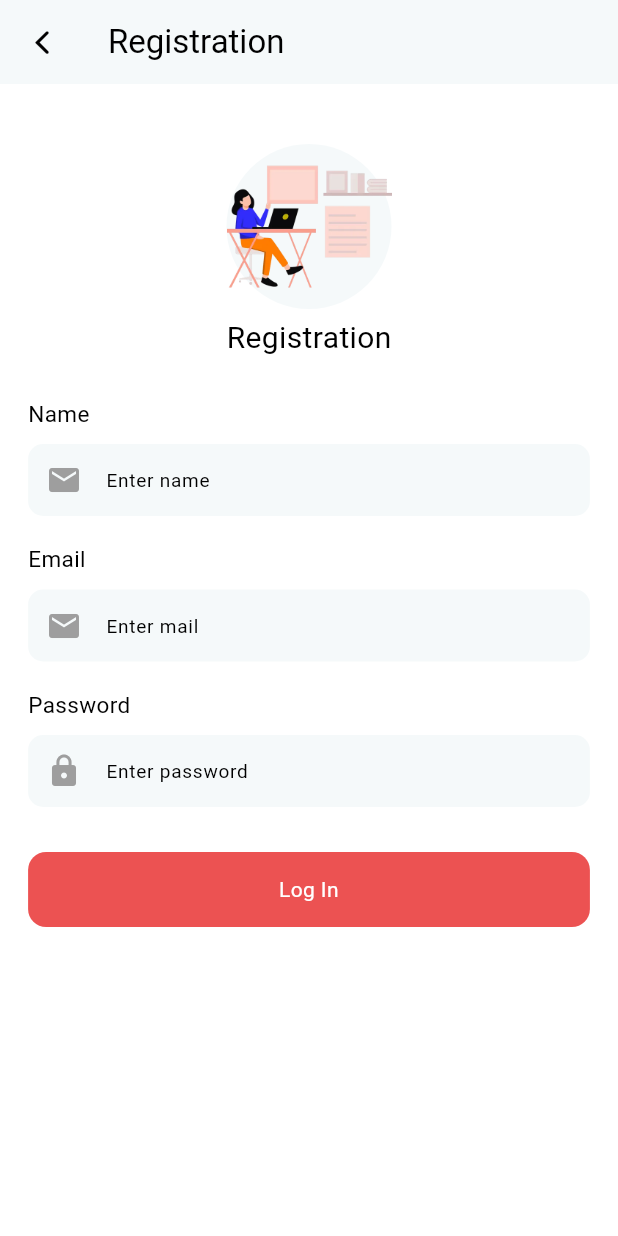
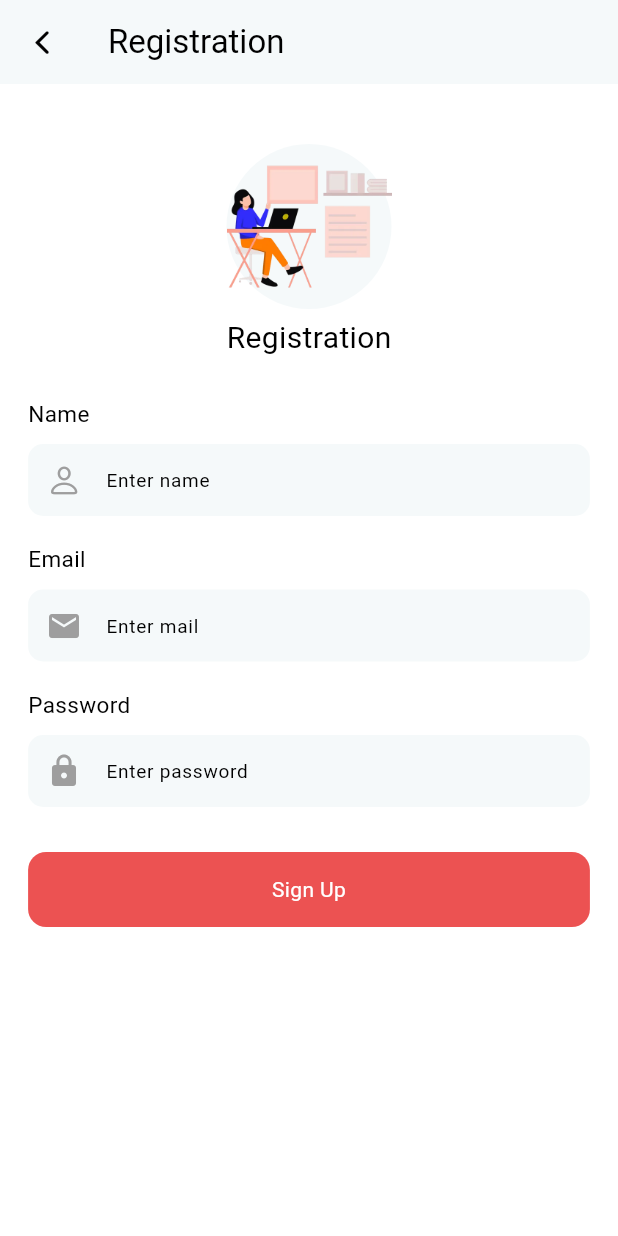
Before and after one commit to the0mg/WebBrainAssessment, a Flutter app: the RegPage screen opened directly, on a phone screen of 412 x 824 dp. Run offline on Flutter 3.47's test engine with Material 3 defaults, Android fonts, the phone set to English and light mode, and no system bars; our stand-ins replace get, shared_preferences, sqflite; missing offline and left inert: encrypt; accounts and stored records are empty.

Commit message:
commit-changes

```diff
--- a/lib/screen/reg_page.dart
+++ b/lib/screen/reg_page.dart
@@ -104,6 +104,7 @@ class _RegPageState extends State<RegPage> {
                           TxtField(
                             ctr: nameCtr,
                             hintTxt: 'Enter name',
+                            icon: CupertinoIcons.person,
                             txtInputType: TextInputType.text,
                           ),
                           const SizedBox(height: 18,),
@@ -181,7 +182,7 @@ class _RegPageState extends State<RegPage> {
                               color: ColorConst.btnColor
                           ),
                           child: const Text(
-                            'Log In',
+                            'Sign Up',
                             textAlign: TextAlign.center,
                             style: TextStyle(
                                 color: Colors.white
```
